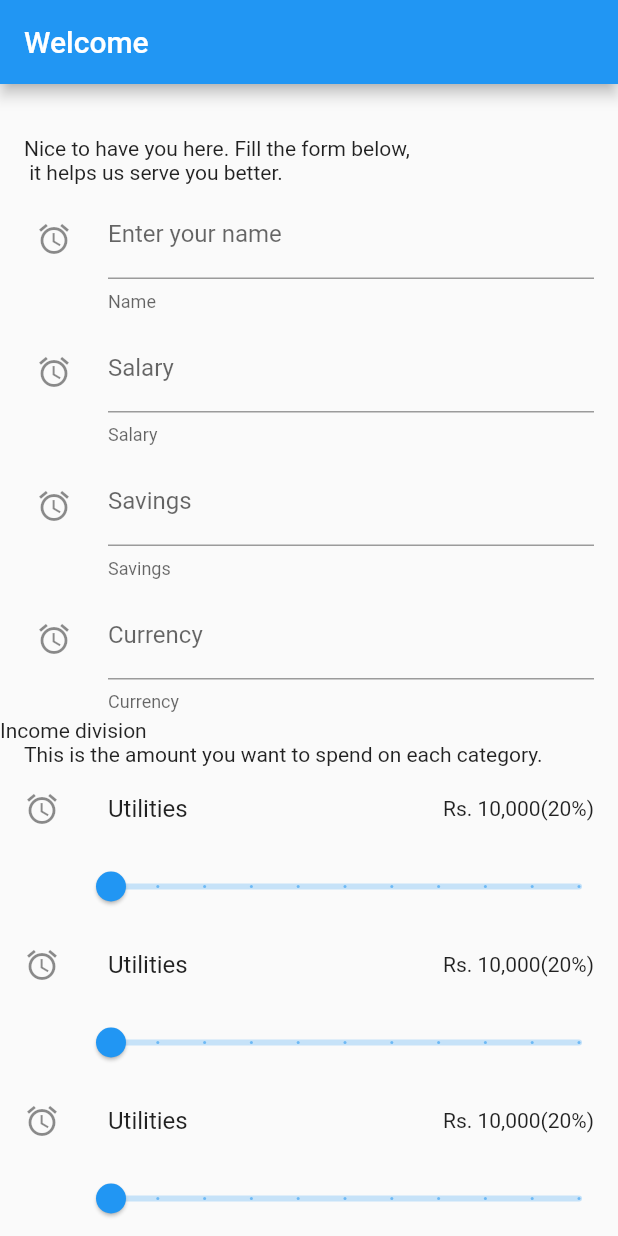
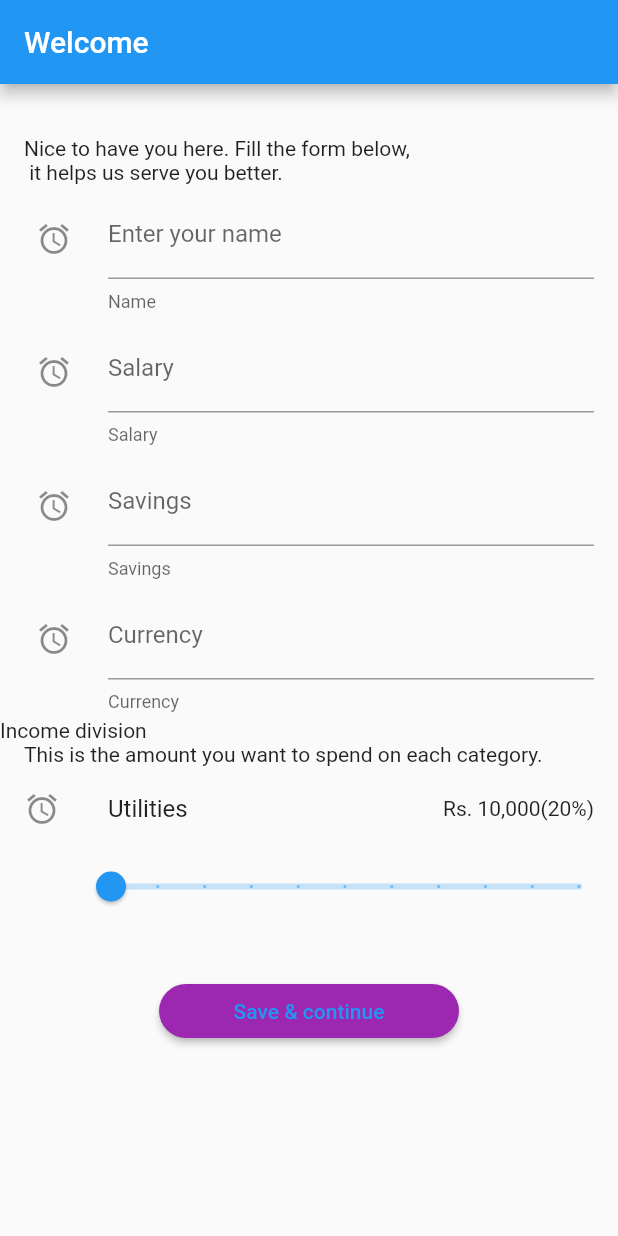
Before and after one commit to AsharZia/moneficient, a Flutter app: the screen it shows after launch, on a phone screen of 412 x 824 dp. Run offline on Flutter 3.47's test engine with Material 2 defaults, Android fonts, the phone set to English and light mode, and no system bars.

Commit message:
delete submit button

```diff
--- a/lib/Registration/register.dart
+++ b/lib/Registration/register.dart
@@ -1,5 +1,5 @@
 import 'package:flutter/material.dart';
-import 'package:moneficient/widgets/submit_button.dart';
+import 'package:moneficient/global.dart';
 
 class RegisterScreen extends StatefulWidget {
   @override
@@ -7,8 +7,11 @@ class RegisterScreen extends StatefulWidget {
 }
 
 class _RegisterScreenState extends State<RegisterScreen> {
-  var _sliderInitialValue = 1.0;
-  final leftMarginPadding = 16.0;
+  var _sliderUtilityInitialValue = 1.0;
+  // var _sliderFoodInitialValue = 1.0;
+  // var _sliderPersonalInitialValue = 1.0;
+  // var _sliderOtherInitialValue = 1.0;
+  // final leftMarginPadding = 16.0;
   @override
   Widget build(BuildContext context) {
     return Scaffold(
@@ -29,14 +32,20 @@ class _RegisterScreenState extends State<RegisterScreen> {
             Text('Income division'),
             buildInfoText(
                 'This is the amount you want to spend on each category.'),
-            buildDivisionTile(),
-            buildDivisionTile(),
-            buildDivisionTile(),
-            buildDivisionTile(),
+            buildDivisionTile(
+                sliderInitialValue: _sliderUtilityInitialValue,
+                sliderMinValue: 1.0,
+                sliderMaxValue: 10.0,
+                sliderDivisions: 10,
+                sliderLabel: '$_sliderUtilityInitialValue'),
+            // buildDivisionTile(),
+            // buildDivisionTile(),
+            // buildDivisionTile(),
             const SizedBox(height: 35),
             Center(
-                child: SubmitButton(
-              text: 'Save & continue',
+                child: RaisedButton(
+              child: Text('Save & continue'),
+              onPressed: () => Navigator.pushNamed(context, '/goal'),
             )),
             const SizedBox(height: 50),
           ],
@@ -47,7 +56,7 @@ class _RegisterScreenState extends State<RegisterScreen> {
 
   Padding buildInfoText(String text) {
     return Padding(
-      padding: EdgeInsets.only(left: leftMarginPadding),
+      padding: EdgeInsets.only(left: Global.leftMarginPadding),
       child: Text(text),
     );
   }
@@ -63,7 +72,13 @@ class _RegisterScreenState extends State<RegisterScreen> {
         ),
       );
 
-  Widget buildDivisionTile() => Column(
+  Widget buildDivisionTile(
+          {double sliderInitialValue,
+          double sliderMinValue,
+          double sliderMaxValue,
+          int sliderDivisions,
+          String sliderLabel}) =>
+      Column(
         children: <Widget>[
           ListTile(
             leading: Icon(Icons.access_alarm),
@@ -73,14 +88,14 @@ class _RegisterScreenState extends State<RegisterScreen> {
           Padding(
             padding: const EdgeInsets.only(left: 48.0),
             child: Slider(
-              value: _sliderInitialValue,
-              min: 1.0,
-              max: 10.0,
-              divisions: 10,
-              label: '$_sliderInitialValue',
+              value: sliderInitialValue, //_sliderUtilityInitialValue,
+              min: sliderMinValue, //1.0,
+              max: sliderMaxValue, //10.0,
+              divisions: sliderDivisions, //10,
+              label: sliderLabel, //'$_sliderUtilityInitialValue',
               onChanged: (double newValue) {
                 setState(() {
-                  _sliderInitialValue = newValue;
+                  sliderInitialValue = newValue;
                 });
               },
             ),
--- /dev/null
+++ b/lib/global.dart
@@ -0,0 +1,3 @@
+abstract class Global {
+  static const leftMarginPadding = 16.0;
+}
--- a/lib/main.dart
+++ b/lib/main.dart
@@ -1,5 +1,6 @@
 import 'package:flutter/material.dart';
 import 'package:moneficient/Registration/register.dart';
+import 'package:moneficient/registration/goal.dart';
 
 void main() => runApp(MyApp());
 
@@ -10,8 +11,17 @@ class MyApp extends StatelessWidget {
       title: 'Moneficient',
       theme: ThemeData(
         primarySwatch: Colors.blue,
+        buttonTheme: ButtonThemeData(
+            buttonColor: Colors.purple,
+            shape: StadiumBorder(),
+            textTheme: ButtonTextTheme.accent,
+            minWidth: 200.0),
       ),
       home: RegisterScreen(),
+      routes: {
+        '/register': (context) => RegisterScreen(),
+        '/goal': (context) => GoalScreen()
+      },
     );
   }
 }
--- a/lib/widgets/submit_button.dart
+++ /dev/null
@@ -1,18 +0,0 @@
-import 'package:flutter/material.dart';
-
-class SubmitButton extends StatelessWidget {
-  final String text;
-  const SubmitButton({
-    Key key,
-    this.text,
-  }) : super(key: key);
-
-  @override
-  Widget build(BuildContext context) {
-    return RaisedButton(
-      onPressed: () {},
-      padding: const EdgeInsets.all(25.0),
-      child: Text(text),
-    );
-  }
-}
```
